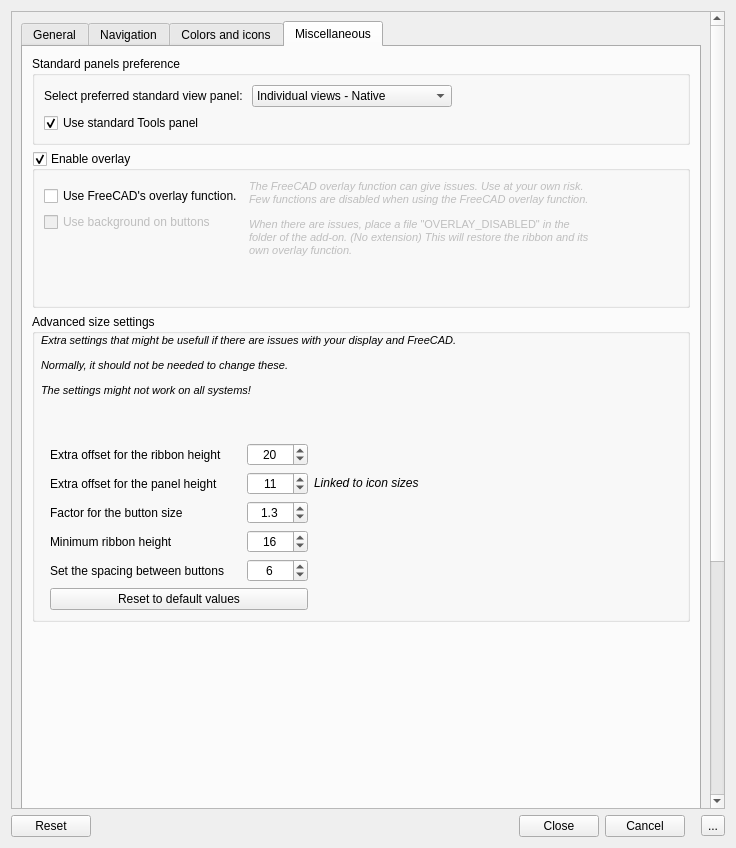
Before: the Qt Designer form Resources/ui/Settings.ui in APEbbers/FreeCAD-Ribbon, drawn with Qt 5.
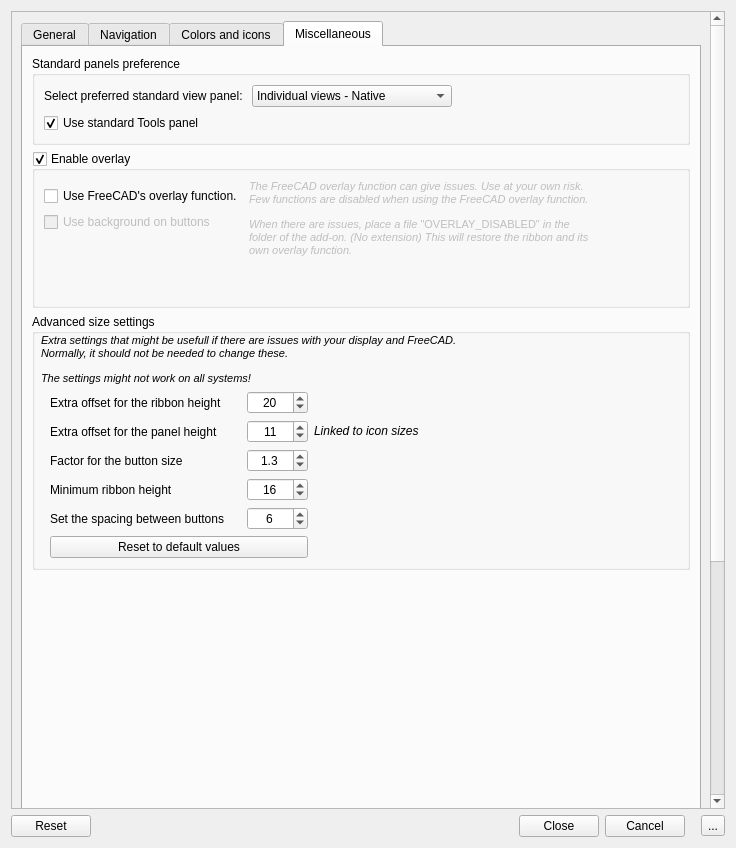
After: the same form once the commit is applied. Custom widgets are drawn as their Qt base class.

Commit message: Changed Parameters_Ribbon and references - 15

What changed in the file:
```diff
--- a/Resources/ui/Settings.ui
+++ b/Resources/ui/Settings.ui
@@ -2459,8 +2459,14 @@
                        <verstretch>0</verstretch>
                       </sizepolicy>
                      </property>
+                     <property name="minimumSize">
+                      <size>
+                       <width>450</width>
+                       <height>0</height>
+                      </size>
+                     </property>
                      <property name="text">
-                      <string>&lt;html&gt;&lt;head/&gt;&lt;body&gt;&lt;p&gt;&lt;span style=&quot; font-size:8pt; font-style:italic;&quot;&gt;Extra settings that might be usefull if there are issues with your display and FreeCAD.&lt;/span&gt;&lt;/p&gt;&lt;p&gt;&lt;span style=&quot; font-size:8pt; font-style:italic;&quot;&gt;Normally, it should not be needed to change these.&lt;/span&gt;&lt;/p&gt;&lt;p&gt;&lt;span style=&quot; font-size:8pt; font-style:italic;&quot;&gt;The settings might not work on all systems!&lt;/span&gt;&lt;/p&gt;&lt;p&gt;&lt;br/&gt;&lt;/p&gt;&lt;/body&gt;&lt;/html&gt;</string>
+                      <string>&lt;html&gt;&lt;head/&gt;&lt;body&gt;&lt;p&gt;&lt;span style=&quot; font-size:8pt; font-style:italic;&quot;&gt;Extra settings that might be usefull if there are issues with your display and FreeCAD. Normally, it should not be needed to change these. &lt;/span&gt;&lt;/p&gt;&lt;p&gt;&lt;span style=&quot; font-size:8pt; font-style:italic;&quot;&gt;The settings might not work on all systems!&lt;/span&gt;&lt;/p&gt;&lt;/body&gt;&lt;/html&gt;</string>
                      </property>
                      <property name="textFormat">
                       <enum>Qt::TextFormat::AutoText</enum>
@@ -2468,8 +2474,24 @@
                      <property name="scaledContents">
                       <bool>false</bool>
                      </property>
+                     <property name="wordWrap">
+                      <bool>true</bool>
+                     </property>
                     </widget>
                    </item>
+                   <item row="0" column="1">
+                    <spacer name="horizontalSpacer_14">
+                     <property name="orientation">
+                      <enum>Qt::Orientation::Horizontal</enum>
+                     </property>
+                     <property name="sizeHint" stdset="0">
+                      <size>
+                       <width>40</width>
+                       <height>20</height>
+                      </size>
+                     </property>
+                    </spacer>
+                   </item>
                   </layout>
                  </widget>
                 </item>
```
Left out of the diff: 16 changed lines with no effect on the pictures. The commit also changes 1 other file.
